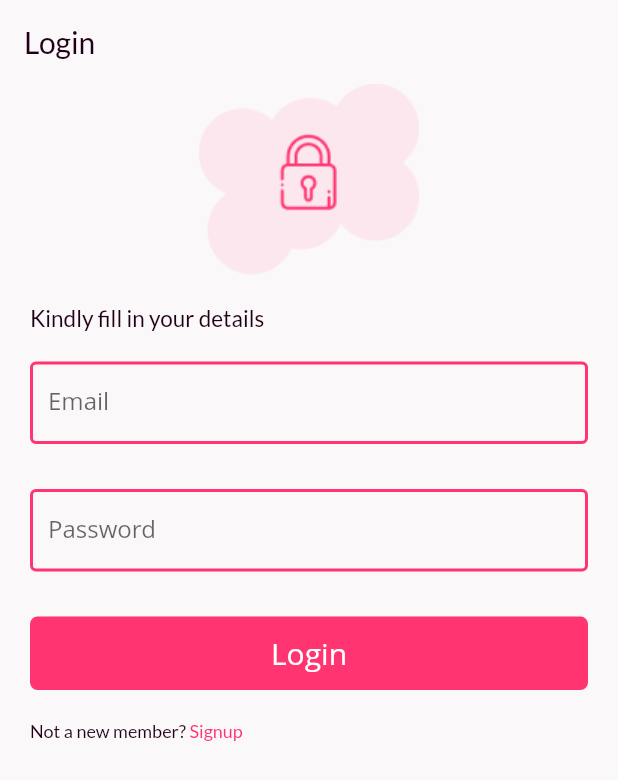
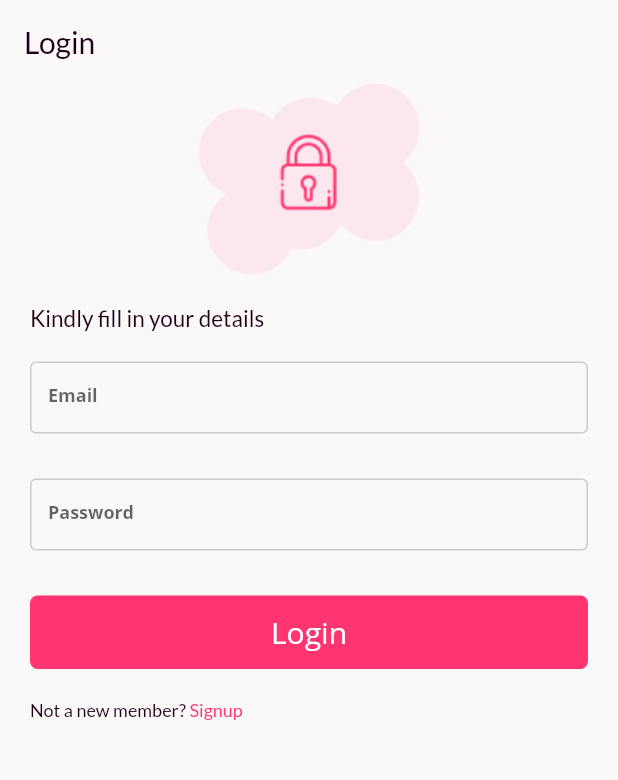
Before and after one commit to cyuket/little_drop, a Flutter app: the screen it shows after launch, on a phone screen of 412 x 824 dp. Shown: the top 780 px of the screen. Run offline on Flutter 3.47's test engine with Material 2 defaults, Android fonts, the phone set to English and light mode, and no system bars; our stand-ins replace cloud_firestore, firebase_auth, flutter_multi_formatter, flutter_svg, geolocator, get_it and 4 more; missing offline and left inert: grouped_buttons; accounts and stored records are empty; Roboto replaces fonts that are missing (Open Sans).

```diff
--- a/lib/constants/route_names.dart
+++ b/lib/constants/route_names.dart
@@ -10,5 +10,6 @@ const String PickUpDateViewRoute = "PickDateView";
 const String DestinationLocationRoute = "DestinationLocation";
 const String ConfirmOrderRoute = "ConfirmOrder";
 const String PaymentMethodRoute = "PaymentMethod";
+const String CardAddingRoute = "CardAddingView";
 
 // Generate the views here
--- a/lib/ui/router.dart
+++ b/lib/ui/router.dart
@@ -1,5 +1,6 @@
 import 'package:little_drops/constants/route_names.dart';
 import 'package:flutter/material.dart';
+import 'package:little_drops/ui/views/card_adding_view.dart';
 import 'package:little_drops/ui/views/confirm_order.dart';
 import 'package:little_drops/ui/views/onboarding.dart';
 import 'package:little_drops/ui/views/payment_method_view.dart';
@@ -76,6 +77,12 @@ Route<dynamic> generateRoute(RouteSettings settings) {
         viewToShow: PaymentMethodView(),
       );
 
+    case CardAddingRoute:
+      return _getPageRoute(
+        routeName: settings.name,
+        viewToShow: CardAddingView(),
+      );
+
     default:
       return MaterialPageRoute(
           builder: (_) => Scaffold(
--- a/lib/ui/shared/app_colors.dart
+++ b/lib/ui/shared/app_colors.dart
@@ -8,4 +8,5 @@ class AppColors {
   Color facebook = Color(0xff3B5999);
   Color secondaryColor = Color(0xff39B347);
   Color secTextcolor = Color(0xff746970);
+  Color borderColor = Color(0xffcccccc);
 }
--- a/lib/ui/views/payment_method_view.dart
+++ b/lib/ui/views/payment_method_view.dart
@@ -1,5 +1,6 @@
 import 'package:flutter/material.dart';
 import 'package:little_drops/constants/assets.dart';
+import 'package:little_drops/constants/route_names.dart';
 import 'package:little_drops/ui/shared/app_colors.dart';
 import 'package:little_drops/ui/shared/shared_styles.dart';
 import 'package:little_drops/ui/shared/ui_helpers.dart';
@@ -36,7 +37,7 @@ class PaymentMethodView extends StatelessWidget {
               PaymentCard(
                 iconString: AppAsset().card,
                 title: "Pay with card",
-                onTap: null,
+                onTap: () => Navigator.pushNamed(context, CardAddingRoute),
               ),
               PaymentCard(
                 iconString: AppAsset().buy,
@@ -64,6 +65,7 @@ class PaymentCard extends StatelessWidget {
   @override
   Widget build(BuildContext context) {
     return InkWell(
+      onTap: onTap,
       child: Padding(
         padding: const EdgeInsets.only(bottom: 20.0),
         child: Container(
--- a/lib/ui/widgets/input_field.dart
+++ b/lib/ui/widgets/input_field.dart
@@ -21,7 +21,7 @@ class InputField extends StatefulWidget {
   final String additionalNote;
   final String label;
   final Function(String) onChanged;
-  final TextInputFormatter formatter;
+  final List<TextInputFormatter> formatter;
   final int maxLines, maxLength;
 
   InputField(
@@ -49,7 +49,7 @@ class InputField extends StatefulWidget {
 
 class _InputFieldState extends State<InputField> {
   bool isPassword;
-  double fieldHeight = 55;
+  double fieldHeight = 48;
 
   @override
   void initState() {
@@ -63,7 +63,7 @@ class _InputFieldState extends State<InputField> {
       crossAxisAlignment: CrossAxisAlignment.start,
       children: <Widget>[
         Container(
-          height: widget.smallVersion ? 80 : fieldHeight,
+          height: widget.smallVersion ? 80 : 48,
           alignment: Alignment.centerLeft,
           // padding: fieldPadding,
           // decoration:
@@ -78,7 +78,7 @@ class _InputFieldState extends State<InputField> {
                   textInputAction: widget.textInputAction,
                   onChanged: widget.onChanged,
                   inputFormatters:
-                      widget.formatter != null ? [widget.formatter] : null,
+                      widget.formatter != null ? widget.formatter : null,
                   onEditingComplete: () {
                     if (widget.enterPressed != null) {
                       FocusScope.of(context).requestFocus(FocusNode());
@@ -97,12 +97,18 @@ class _InputFieldState extends State<InputField> {
                     labelText: widget.label,
                     border: OutlineInputBorder(
                       borderSide: BorderSide(
-                          color: AppColors().primaryColor, width: 1.0),
+                          color: AppColors().borderColor, width: 1.0),
                     ),
                     enabledBorder: OutlineInputBorder(
                       borderSide: BorderSide(
+                          color: AppColors().borderColor, width: 1.0),
+                    ),
+                    focusedBorder: OutlineInputBorder(
+                      borderSide: BorderSide(
                           color: AppColors().primaryColor, width: 2.0),
                     ),
+                    labelStyle:
+                        TextStyle(fontWeight: FontWeight.bold, fontSize: 12),
                     hintStyle:
                         TextStyle(fontSize: widget.smallVersion ? 12 : 15),
                     suffix: GestureDetector(
--- a/pubspec.yaml
+++ b/pubspec.yaml
@@ -22,6 +22,7 @@ dependencies:
   geolocator: ^5.3.1
   location: ^3.0.2
   intl: ^0.16.1
+  flutter_multi_formatter: ^1.1.6
 dev_dependencies:
   flutter_test:
     sdk: flutter
```
Also changed, not shown: lib/ui/views/card_adding_view.dart (added, +107 -0 lines), pubspec.lock.
